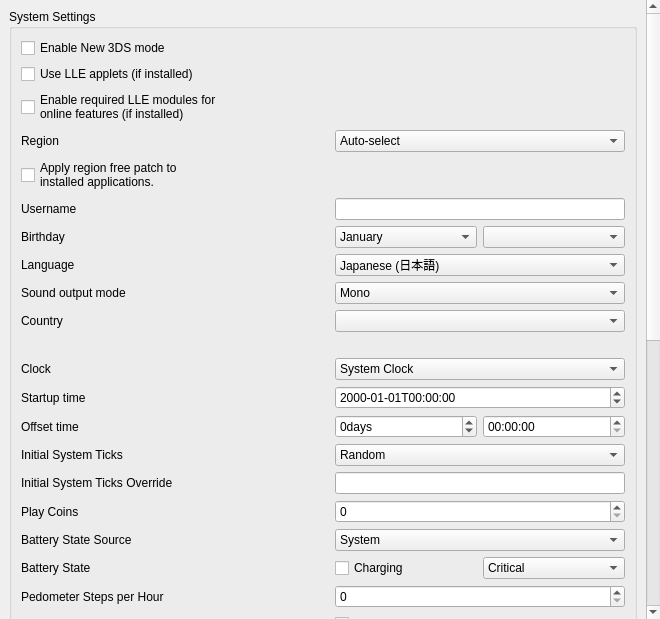
Above: core/src/citra_qt/configuration/configure_system.ui from ReiKatari/STORM_3DS before the change. Below: the same form after it.
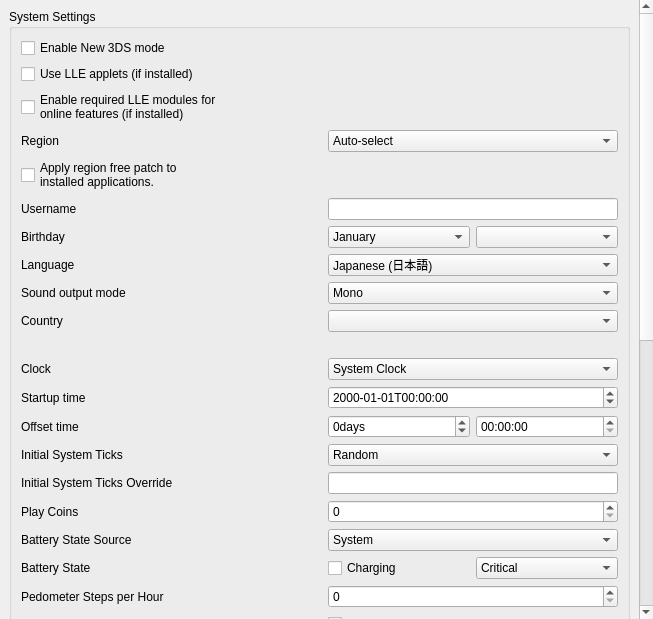
That is the form after the change.

Diff of the .ui file:
```diff
--- a/core/src/citra_qt/configuration/configure_system.ui
+++ b/core/src/citra_qt/configuration/configure_system.ui
@@ -30,8 +30,8 @@
     <widget class="QScrollArea" name="scrollArea">
      <property name="minimumSize">
       <size>
-       <width>660</width>
-       <height>480</height>
+       <width>0</width>
+       <height>0</height>
       </size>
      </property>
      <property name="frameShape">
```
Left out of the diff: 5 changed lines with no effect on the pictures.
